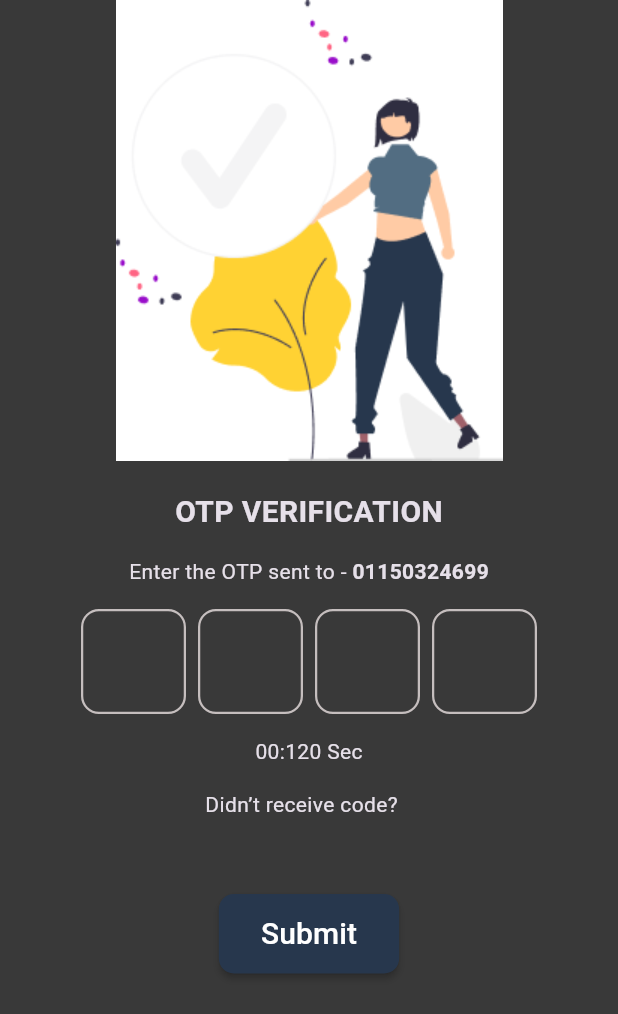
After one commit to Mahmoud-Samir-Fathy/prenta, a Flutter app: the Otp_verify screen opened directly, on a phone screen of 412 x 824 dp. The commit adds this screen. Shown: the top 1014 px of the screen. Run offline on Flutter 3.47's test engine with Material 3 defaults, Android fonts, the phone set to English and light mode, and no system bars; drawn by our look-alikes of pinput; our stand-ins replace animated_bottom_navigation_bar, bloc, cloud_firestore, conditional_builder_null_safety, custom_radio_grouped_button, equatable and 14 more; missing offline and left inert: firebase_app_check; accounts and stored records are empty.

Commit message:
L Otp sh8al 3la vodafone bas t2rebn, etisalat la2

```diff
--- /dev/null
+++ b/lib/view/phone_otp/phone_otp.dart
@@ -0,0 +1,68 @@
+import 'package:flutter/material.dart';
+import 'package:hexcolor/hexcolor.dart';
+import 'package:pinput/pinput.dart';
+import 'package:printa/shared/components/components.dart';
+
+class Otp_verify extends StatelessWidget{
+  var otpController = TextEditingController();
+  FocusNode focusNode1 = FocusNode();
+  int _start = 120;
+
+  @override
+  Widget build(BuildContext context) {
+    return Scaffold(
+
+      body: SingleChildScrollView(
+        child: Column(
+            children: [
+            Image(image: AssetImage('images/for_otp.png')),
+            SizedBox(height: 20),
+            Text('OTP VERIFICATION', style: TextStyle(fontWeight: FontWeight.bold, fontSize: 20)),
+            SizedBox(height: 15),
+            Row(
+              mainAxisAlignment: MainAxisAlignment.center,
+              children: [
+                Text('Enter the OTP sent to - '),
+                Text('01150324699', style: TextStyle(fontWeight: FontWeight.w700)),
+              ],
+            ),
+            SizedBox(height: 15),
+            Pinput(
+              length: 4, // OTP length is usually 6 digits
+              controller: otpController,
+              focusNode: focusNode1,
+              pinputAutovalidateMode: PinputAutovalidateMode.onSubmit,
+              onCompleted: (pin) {
+              },
+              pinAnimationType: PinAnimationType.rotation,
+              defaultPinTheme: PinTheme(
+                width: 70,
+                height: 70,
+                textStyle: TextStyle(fontSize: 24, color: Colors.black, fontWeight: FontWeight.bold),
+                decoration: BoxDecoration(
+                  border: Border.all(color: HexColor('C5BEBE'), width: 1.5),
+                  borderRadius: BorderRadius.circular(12),
+                ),
+              ),
+            ),
+            SizedBox(height: 15),
+           Text('00:${_start.toString().padLeft(2, '0')} Sec'),
+           SizedBox(height: 15),
+             Row(
+                 mainAxisAlignment: MainAxisAlignment.center,
+                 children: [
+               Text('Didn’t receive code?'),
+                 SizedBox(width: 10),
+
+            ],
+        ),   SizedBox(height: 50,),
+
+              defaultMaterialButton(text: 'Submit', Function: (){}),
+
+          ]
+        ),
+      )
+    );
+  }
+
+}
```
Also changed, not shown: lib/main.dart (+10 -0 lines), lib/view/login&register_screen/register_body/register_body.dart (+12 -13 lines), lib/view_model/register_body/register_body_cubit.dart (+152 -29 lines), lib/view_model/register_body/register_body_states.dart (+8 -0 lines), pubspec.yaml (+8 -5 lines), pubspec.lock, 7 other files.
